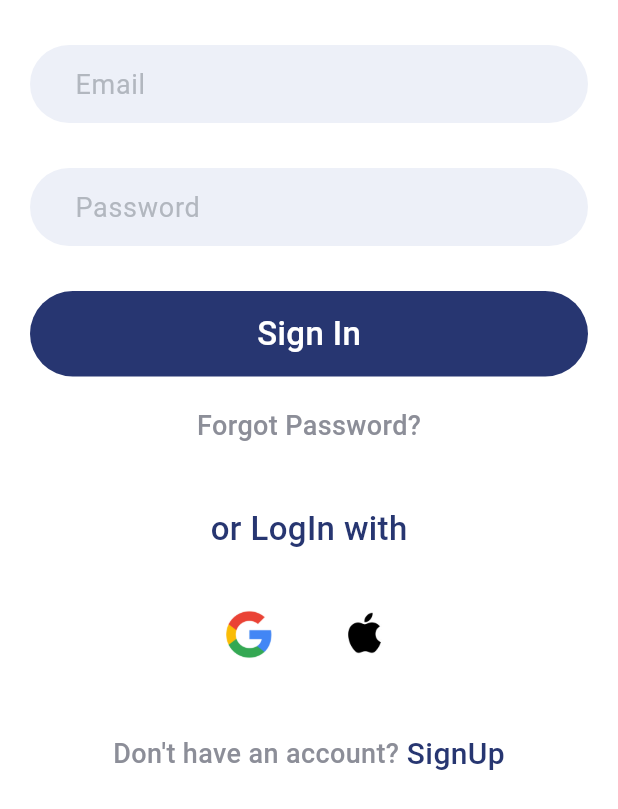
After one commit to Sudharshanan56/Firebase, a Flutter app: the screen it shows after launch, after a tap on "Sign Up", after a tap on "Already have an account?", on a phone screen of 412 x 824 dp. The commit adds this screen. Shown: the top 809 px of the screen. Run offline on Flutter 3.47's test engine with Material 3 defaults, Android fonts, the phone set to English and light mode, and no system bars; our stand-ins replace cloud_firestore, firebase_auth, firebase_core, google_sign_in; accounts and stored records are empty; network calls fail.

Commit message:
Google Sign in Working

```diff
--- /dev/null
+++ b/lib/Google_signin_ClientID.dart
@@ -0,0 +1,5 @@
+import 'package:google_sign_in/google_sign_in.dart';
+
+final GoogleSignIn googleSignIn = GoogleSignIn(
+  clientId: '180878354237-2ru9sd85rimp7lf09a8b7m3j8r16v6r4.apps.googleusercontent.com',
+);
--- /dev/null
+++ b/lib/services/database.dart
@@ -0,0 +1,7 @@
+import 'package:cloud_firestore/cloud_firestore.dart';
+
+class DatabaseMethods{
+  Future addUser(String userId, Map<String, dynamic>  userInfoMap){
+    return FirebaseFirestore.instance.collection("User").doc(userId).set(userInfoMap);
+  }
+}
--- /dev/null
+++ b/lib/signin.dart
@@ -0,0 +1,259 @@
+import 'package:firebase_authentication/forgot_password.dart';
+import 'package:firebase_authentication/home.dart';
+import 'package:firebase_authentication/services/auth.dart';
+import 'package:firebase_authentication/signup.dart';
+import 'package:firebase_auth/firebase_auth.dart';
+import 'package:flutter/material.dart';
+
+class LoginScreen extends StatefulWidget {
+  const LoginScreen({super.key});
+
+  @override
+  State<LoginScreen> createState() => _LoginScreenState();
+}
+
+class _LoginScreenState extends State<LoginScreen> {
+  String email = "", password = "";
+
+  TextEditingController mailcontroller = new TextEditingController();
+  TextEditingController passwordcontroller = new TextEditingController();
+
+  final _formkey = GlobalKey<FormState>();
+
+  userLogin() async {
+    try {
+      await FirebaseAuth.instance.signInWithEmailAndPassword(
+        email: email,
+        password: password,
+      );
+      Navigator.push(context, MaterialPageRoute(builder: (context) => Home()));
+    } on FirebaseAuthException catch (e) {
+      if (e.code == 'user-not-found') {
+        ScaffoldMessenger.of(context).showSnackBar(
+          SnackBar(
+            backgroundColor: Colors.orangeAccent,
+            content: Text(
+              "No User Found for that Email",
+              style: TextStyle(fontSize: 18.0),
+            ),
+          ),
+        );
+      } else if (e.code == 'wrong-password') {
+        ScaffoldMessenger.of(context).showSnackBar(
+          SnackBar(
+            backgroundColor: Colors.orangeAccent,
+            content: Text(
+              "Wrong Password Provided by User",
+              style: TextStyle(fontSize: 18.0),
+            ),
+          ),
+        );
+      }
+    }
+  }
+
+  @override
+  Widget build(BuildContext context) {
+    return Scaffold(
+      backgroundColor: Colors.white,
+      body: Container(
+        child: Column(
+          children: [
+            // Container(
+            //   width: MediaQuery.of(context).size.width,
+            //   child: Image.asset("images/car.PNG", fit: BoxFit.cover),
+            // ),
+            SizedBox(height: 30.0),
+            Padding(
+              padding: const EdgeInsets.only(left: 20.0, right: 20.0),
+              child: Form(
+                key: _formkey,
+                child: Column(
+                  children: [
+                    Container(
+                      padding: EdgeInsets.symmetric(
+                        vertical: 2.0,
+                        horizontal: 30.0,
+                      ),
+                      decoration: BoxDecoration(
+                        color: Color(0xFFedf0f8),
+                        borderRadius: BorderRadius.circular(30),
+                      ),
+                      child: TextFormField(
+                        validator: (value) {
+                          if (value == null || value.isEmpty) {
+                            return 'Please Enter E-mail';
+                          }
+                          return null;
+                        },
+                        controller: mailcontroller,
+                        decoration: InputDecoration(
+                          border: InputBorder.none,
+                          hintText: "Email",
+                          hintStyle: TextStyle(
+                            color: Color(0xFFb2b7bf),
+                            fontSize: 18.0,
+                          ),
+                        ),
+                      ),
+                    ),
+                    SizedBox(height: 30.0),
+                    Container(
+                      padding: EdgeInsets.symmetric(
+                        vertical: 2.0,
+                        horizontal: 30.0,
+                      ),
+                      decoration: BoxDecoration(
+                        color: Color(0xFFedf0f8),
+                        borderRadius: BorderRadius.circular(30),
+                      ),
+                      child: TextFormField(
+                        controller: passwordcontroller,
+                        validator: (value) {
+                          if (value == null || value.isEmpty) {
+                            return 'Please Enter Password';
+                          }
+                          return null;
+                        },
+                        decoration: InputDecoration(
+                          border: InputBorder.none,
+                          hintText: "Password",
+                          hintStyle: TextStyle(
+                            color: Color(0xFFb2b7bf),
+                            fontSize: 18.0,
+                          ),
+                        ),
+                        obscureText: true,
+                      ),
+                    ),
+                    SizedBox(height: 30.0),
+                    GestureDetector(
+                      onTap: () {
+                        if (_formkey.currentState!.validate()) {
+                          setState(() {
+                            email = mailcontroller.text;
+                            password = passwordcontroller.text;
+                          });
+                        }
+                        userLogin();
+                      },
+                      child: Container(
+                        width: MediaQuery.of(context).size.width,
+                        padding: EdgeInsets.symmetric(
+                          vertical: 13.0,
+                          horizontal: 30.0,
+                        ),
+                        decoration: BoxDecoration(
+                          color: Color(0xFF273671),
+                          borderRadius: BorderRadius.circular(30),
+                        ),
+                        child: Center(
+                          child: Text(
+                            "Sign In",
+                            style: TextStyle(
+                              color: Colors.white,
+                              fontSize: 22.0,
+                              fontWeight: FontWeight.w500,
+                            ),
+                          ),
+                        ),
+                      ),
+                    ),
+                  ],
+                ),
+              ),
+            ),
+            SizedBox(height: 20.0),
+            GestureDetector(
+              onTap: () {
+                Navigator.push(
+                  context,
+                  MaterialPageRoute(
+                    builder: (context) => PasswordRecoveryScreen(),
+                  ),
+                );
+              },
+              child: Text(
+                "Forgot Password?",
+                style: TextStyle(
+                  color: Color(0xFF8c8e98),
+                  fontSize: 18.0,
+                  fontWeight: FontWeight.w500,
+                ),
+              ),
+            ),
+            SizedBox(height: 40.0),
+            Text(
+              "or LogIn with",
+              style: TextStyle(
+                color: Color(0xFF273671),
+                fontSize: 22.0,
+                fontWeight: FontWeight.w500,
+              ),
+            ),
+            SizedBox(height: 30.0),
+            Row(
+              mainAxisAlignment: MainAxisAlignment.center,
+              children: [
+                GestureDetector(
+                  onTap: () {
+                    AuthMethods().signInWithGoogle(context);
+                  },
+                  child: Image.asset(
+                    "assets/google.png",
+                    height: 45,
+                    width: 45,
+                    fit: BoxFit.cover,
+                  ),
+                ),
+                SizedBox(width: 30.0),
+                GestureDetector(
+                  onTap: () {
+                    // AuthMethods().signInWithApple();
+                  },
+                  child: Image.asset(
+                    "assets/apple.png",
+                    height: 50,
+                    width: 50,
+                    fit: BoxFit.cover,
+                  ),
+                ),
+              ],
+            ),
+            SizedBox(height: 40.0),
+            Row(
+              mainAxisAlignment: MainAxisAlignment.center,
+              children: [
+                Text(
+                  "Don't have an account?",
+                  style: TextStyle(
+                    color: Color(0xFF8c8e98),
+                    fontSize: 18.0,
+                    fontWeight: FontWeight.w500,
+                  ),
+                ),
+                SizedBox(width: 5.0),
+                GestureDetector(
+                  onTap: () {
+                    Navigator.push(
+                      context,
+                      MaterialPageRoute(builder: (context) => SignUpScreen()),
+                    );
+                  },
+                  child: Text(
+                    "SignUp",
+                    style: TextStyle(
+                      color: Color(0xFF273671),
+                      fontSize: 20.0,
+                      fontWeight: FontWeight.w500,
+                    ),
+                  ),
+                ),
+              ],
+            ),
+          ],
+        ),
+      ),
+    );
+  }
+}
--- a/lib/signup.dart
+++ b/lib/signup.dart
@@ -1,5 +1,6 @@
 import 'package:firebase_auth/firebase_auth.dart';
 import 'package:firebase_authentication/home.dart';
+import 'package:firebase_authentication/signin.dart';
 import 'package:flutter/material.dart';
 
 class SignUpScreen extends StatefulWidget {
@@ -194,7 +195,9 @@ if (password != null &&
 
                 const Spacer(),
 
-                Row(
+                InkWell(
+                  onTap: ()=>Navigator.push(context, MaterialPageRoute(builder: (context)=>LoginScreen())),
+                  child: Row(
                     mainAxisAlignment: MainAxisAlignment.center,
                     children: [
                       const Text("Already have an account? "),
@@ -206,6 +209,7 @@ if (password != null &&
                       ),
                     ],
                   ),
+                ),
               ],
             ),
           ),
--- a/pubspec.yaml
+++ b/pubspec.yaml
@@ -36,6 +36,8 @@ dependencies:
   cupertino_icons: ^1.0.8
   firebase_core: ^3.13.0
   firebase_auth: ^5.5.3
+  google_sign_in: ^6.3.0
+  cloud_firestore: ^5.6.7
 
 dev_dependencies:
   flutter_test:
```
Also changed, not shown: lib/Forgot_Password.dart (added, +110 -0 lines), lib/services/auth.dart (added, +84 -0 lines), pubspec.lock, 4 other files. Lines whose indentation alone changed are shown as unchanged.
